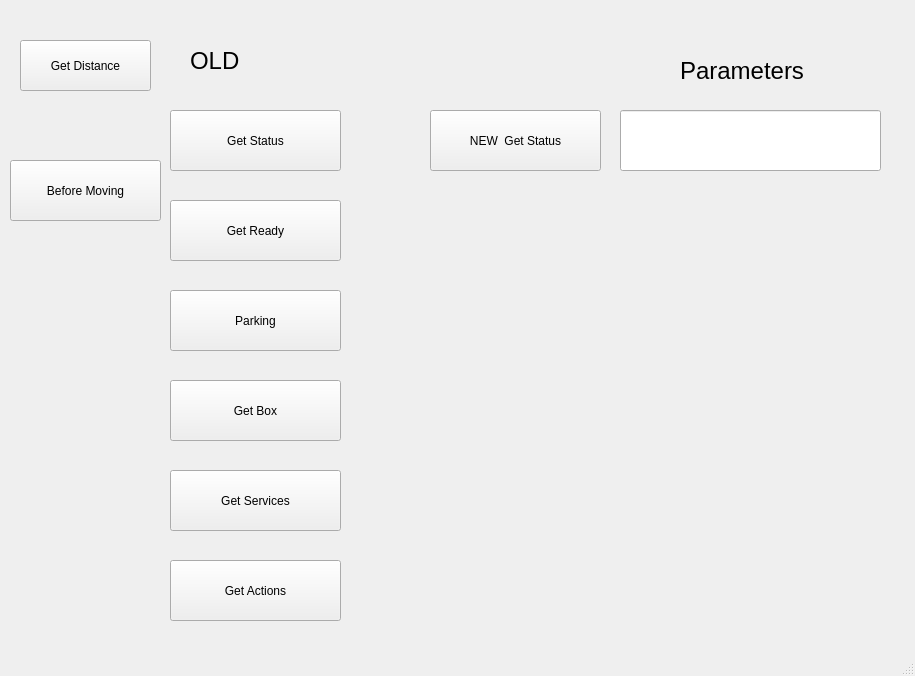
Above: mobman/gui-client/mainwindow.ui from evkuz/qt_linux before the change. Below: the same form after it.
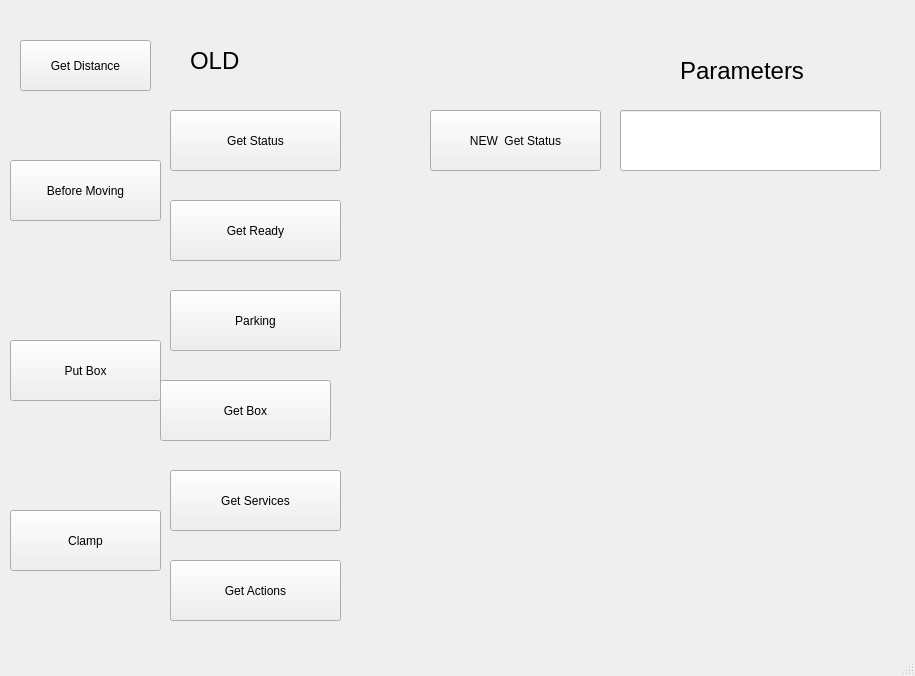
That is the form after the change.

```diff
--- a/mobman/gui-client/mainwindow.ui
+++ b/mobman/gui-client/mainwindow.ui
@@ -69,7 +69,7 @@
    <widget class="QPushButton" name="GetBoxButton">
     <property name="geometry">
      <rect>
-      <x>170</x>
+      <x>160</x>
       <y>380</y>
       <width>171</width>
       <height>61</height>
@@ -177,6 +177,32 @@
      <string>Before Moving</string>
     </property>
    </widget>
+   <widget class="QPushButton" name="PutBoxButton">
+    <property name="geometry">
+     <rect>
+      <x>10</x>
+      <y>340</y>
+      <width>151</width>
+      <height>61</height>
+     </rect>
+    </property>
+    <property name="text">
+     <string>Put Box</string>
+    </property>
+   </widget>
+   <widget class="QPushButton" name="ClampButton">
+    <property name="geometry">
+     <rect>
+      <x>10</x>
+      <y>510</y>
+      <width>151</width>
+      <height>61</height>
+     </rect>
+    </property>
+    <property name="text">
+     <string>Clamp</string>
+    </property>
+   </widget>
   </widget>
   <widget class="QMenuBar" name="menubar">
    <property name="geometry">
```
